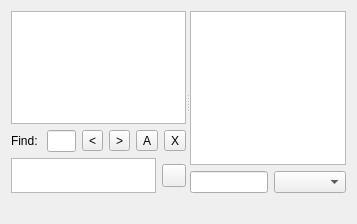
First picture: the form in eiskaltdcpp/ui/HubFrame.ui, repository eiskaltdcpp/eiskaltdcpp, before the edit.
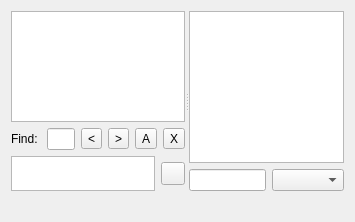
Second picture: the form after the edit. Custom widgets are drawn as their Qt base class.

```diff
--- a/eiskaltdcpp/ui/HubFrame.ui
+++ b/eiskaltdcpp/ui/HubFrame.ui
@@ -6,8 +6,8 @@
    <rect>
     <x>0</x>
     <y>0</y>
-    <width>357</width>
-    <height>224</height>
+    <width>355</width>
+    <height>222</height>
    </rect>
   </property>
   <property name="windowTitle">
```
